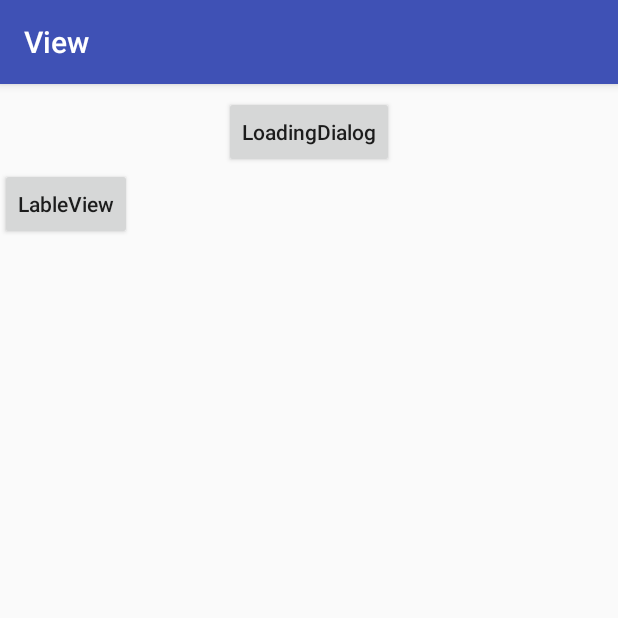
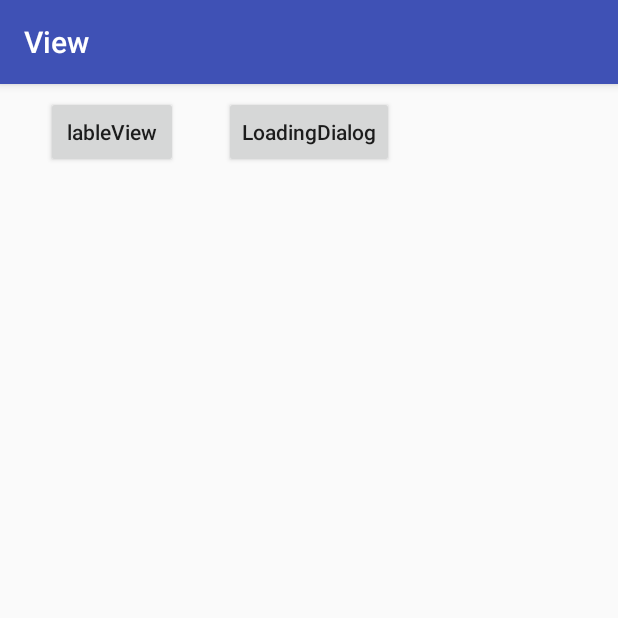
Before and after one commit to wenshuo001/CollectedView, an Android app: the screen it shows after launch (MainActivity), on a phone screen of 412 x 824 dp, the top half of it. Run offline under Robolectric (Android 15) with nearby library versions, the phone set to English and light mode, and no system bars.

Commit message:
弹窗圆角

```diff
--- a/app/src/main/java/com/example/collectedview/UI/LableActivity.kt
+++ b/app/src/main/java/com/example/collectedview/UI/LableActivity.kt
@@ -2,6 +2,7 @@ package com.example.collectedview.UI
 
 import android.support.v7.app.AppCompatActivity
 import android.os.Bundle
+import android.widget.Toast
 import com.example.collectedview.R
 import kotlinx.android.synthetic.main.activity_lable.*
 
@@ -13,5 +14,8 @@ class LableActivity : AppCompatActivity() {
         super.onCreate(savedInstanceState)
         setContentView(R.layout.activity_lable)
         lableView.items= string_array
+        lableView.setOnItemClickListener {
+            Toast.makeText(this@LableActivity,it,Toast.LENGTH_SHORT).show()
+        }
     }
 }
--- a/app/src/main/java/com/example/collectedview/UI/LoadingActivity.kt
+++ b/app/src/main/java/com/example/collectedview/UI/LoadingActivity.kt
@@ -29,6 +29,7 @@ class LoadingActivity : AppCompatActivity() {
                 }).build()
         loading_view=builder.initView(R.id.loading_dialog) as LoadingViewKT
         loading_view.startLoading()
+        loading_view.setBackgroundResource(R.drawable.shape_dialog_round)
         dialog.show()
     }
 
--- a/app/src/main/res/drawable/shape_pop_round.xml
+++ b/app/src/main/res/drawable/shape_dialog_round.xml
@@ -1,7 +1,7 @@
 <?xml version="1.0" encoding="utf-8"?>
 <shape xmlns:android="http://schemas.android.com/apk/res/android">
 
-    <solid android:color="#f7f7f7" />
-    <corners android:radius="45dp" />
 
+    <corners android:radius="15dp" />
+    <solid android:color="#f3f3f3" />
 </shape>
--- a/app/src/main/res/layout/activity_main.xml
+++ b/app/src/main/res/layout/activity_main.xml
@@ -14,8 +14,8 @@
        android:layout_marginEnd="8dp"
        android:layout_marginStart="8dp"
        android:layout_marginTop="8dp"
+       android:textAllCaps="false"
        android:text="LoadingDialog"
-       android:textAllCaps="false"
        app:layout_constraintEnd_toEndOf="parent"
        app:layout_constraintStart_toStartOf="parent"
        app:layout_constraintTop_toTopOf="parent" />
@@ -24,10 +24,16 @@
        android:id="@+id/lableView_btn"
        android:layout_width="wrap_content"
        android:layout_height="wrap_content"
+       android:layout_marginEnd="8dp"
+       android:layout_marginStart="8dp"
        android:textAllCaps="false"
-       android:text="LableView"
-       app:layout_constraintTop_toBottomOf="@+id/loading_dialog"
-       tools:layout_editor_absoluteX="148dp"
-       tools:ignore="MissingConstraints" />
+       android:layout_marginTop="8dp"
+       android:text="lableView"
+       app:layout_constraintEnd_toEndOf="parent"
+       app:layout_constraintEnd_toStartOf="@+id/loading_dialog"
+       app:layout_constraintHorizontal_bias="0.5"
+       app:layout_constraintStart_toEndOf="@+id/loading_dialog"
+       app:layout_constraintStart_toStartOf="parent"
+       app:layout_constraintTop_toTopOf="parent" />
 
 </android.support.constraint.ConstraintLayout>
--- a/app/src/main/res/layout/loading_layout.xml
+++ b/app/src/main/res/layout/loading_layout.xml
@@ -4,8 +4,9 @@
     android:layout_height="match_parent">
     <com.example.collectedview.KotlinView.LoadingViewKT
         android:id="@+id/loading_dialog"
-        android:layout_width="200dp"
-        android:layout_height="200dp"
+        android:layout_width="150dp"
+        android:layout_height="150dp"
         android:background="#FFFFFF"
+
         />
 </LinearLayout>
--- a/app/src/main/res/values/dimens.xml
+++ b/app/src/main/res/values/dimens.xml
@@ -1,7 +1,7 @@
 <resources>
 
-    <dimen name="loading_dialog_h">200dp</dimen>
-    <dimen name="loading_dialog_w">200dp</dimen>
+    <dimen name="loading_dialog_h">150dp</dimen>
+    <dimen name="loading_dialog_w">150dp</dimen>
 
 
 </resources>
```
